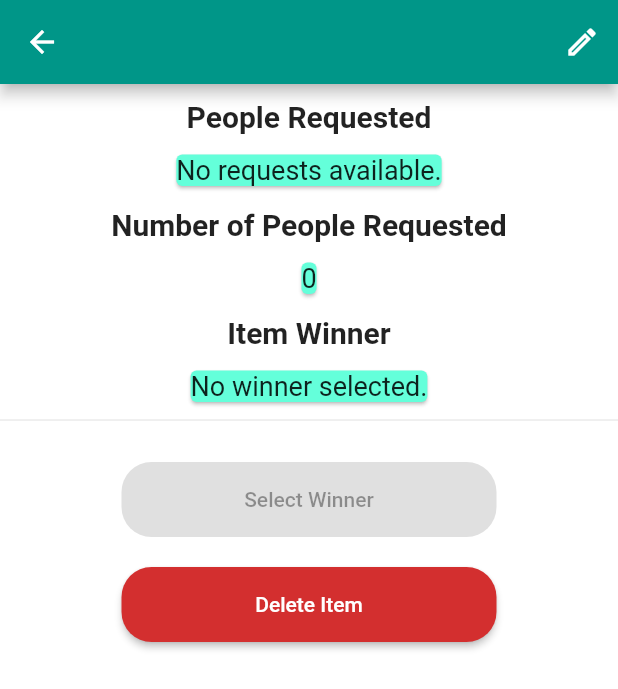
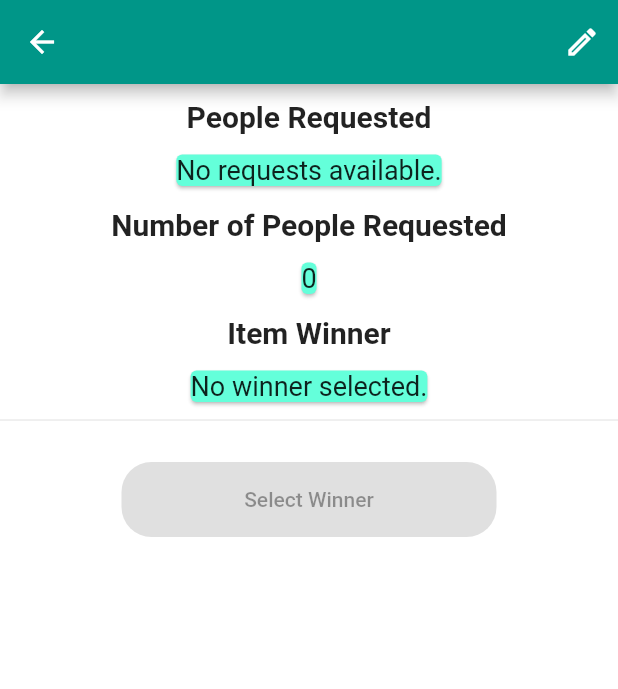
Before and after one commit to itisvigneshkumarp/DonationApp, a Flutter app: the DonationDetailScreen screen opened directly with empty values, swiped to page 2, on a phone screen of 412 x 824 dp. Shown: the top 689 px of the screen. Run offline on Flutter 3.47's test engine with Material 2 defaults, Android fonts, the phone set to English and light mode, and no system bars; our stand-ins replace cloud_firestore, firebase_auth, firebase_core, firebase_storage, image_picker; accounts and stored records are empty; network calls fail.

Commit message:
bug fix delete item.

```diff
--- a/lib/widgets/donationdetail_pagetwo.dart
+++ b/lib/widgets/donationdetail_pagetwo.dart
@@ -220,6 +220,7 @@ class _DonationDetailPageTwoState extends State<DonationDetailPageTwo> {
           .doc(donationId)
           .delete();
       _showMessageDialog("Donation deleted successfully.");
+      Navigator.of(context).pushNamed("/home");
     } on PlatformException catch (error) {
       var message = "An error occurred, could'nt delete donation.";
       if (error.message != null) {
@@ -426,7 +427,8 @@ class _DonationDetailPageTwoState extends State<DonationDetailPageTwo> {
                           SizedBox(
                             height: 20,
                           ),
-                          if (_checkIsDonor(donation["donorId"]))
+                          if (_checkIsDonor(donation["donorId"]) &&
+                              donation["itemWinner"] == null)
                             ButtonTheme(
                               height: 50,
                               minWidth: 250,
```
